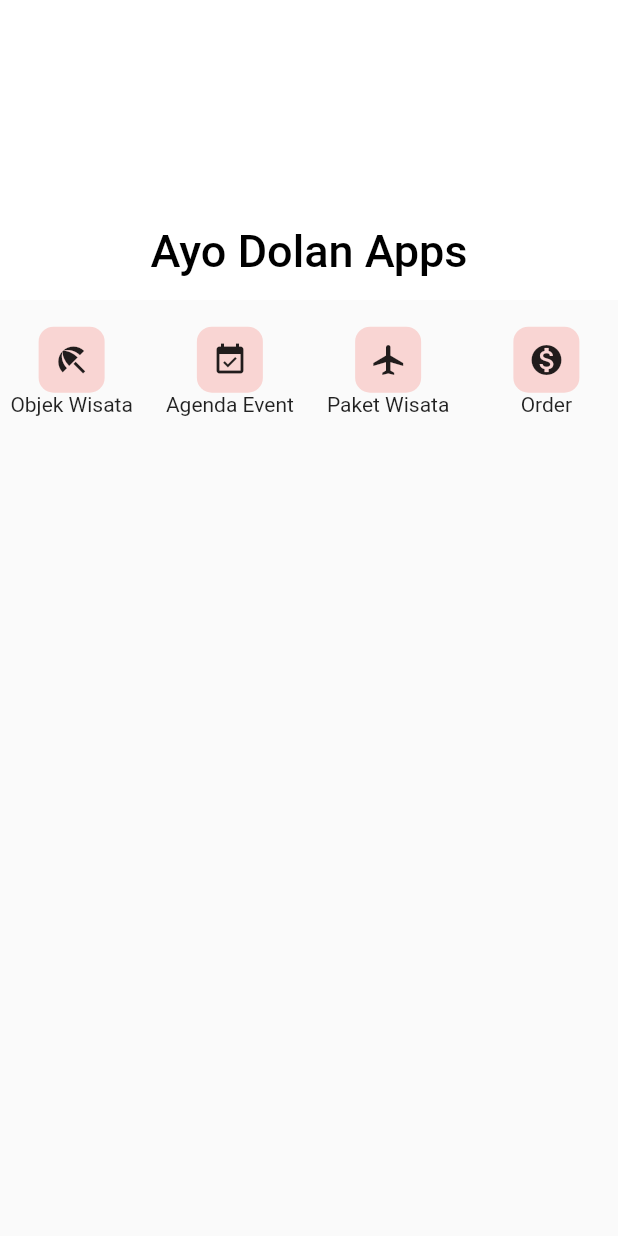
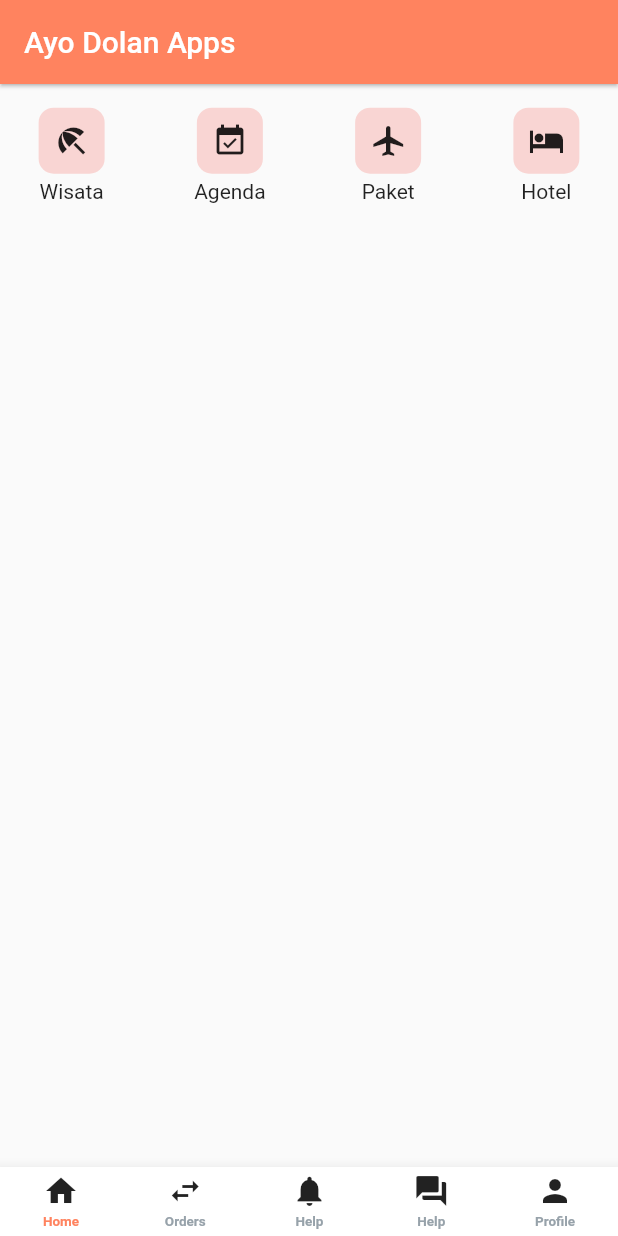
Before and after one commit to addeye/ayodolanapp, a Flutter app: the HomePage screen opened directly, on a phone screen of 412 x 824 dp. Run offline on Flutter 3.47's test engine with Material 2 defaults, Android fonts, the phone set to English and light mode, and no system bars; our stand-ins replace shared_preferences; accounts and stored records are empty.

Commit message:
try fix home layout add footer

```diff
--- /dev/null
+++ b/lib/Contants.dart
@@ -0,0 +1,9 @@
+import 'package:flutter/material.dart';
+
+const Bgcolor = Color(0xFFF2F2F4);
+const DarkBlue = Color(0xFF214495);
+const LightBlue = Color(0xFF2952B5);
+const IconColor = Color(0xFF98A2AA);
+const GreenColor = Color(0xFF00B34C);
+const BottomIcon = Color(0xFF97A2AA);
+const PrimaryColor = Color(0xFFFF835F);
--- a/lib/Home/home.dart
+++ b/lib/Home/home.dart
@@ -1,5 +1,4 @@
-import 'package:ayodolan/Transaksi/buatTransaksi.dart';
-import 'package:ayodolan/Wisata/objekwisata.dart';
+import 'package:ayodolan/contants.dart';
 import 'package:flutter/material.dart';
 import 'package:flutter/painting.dart';
 import 'package:flutter/widgets.dart';
@@ -12,7 +11,7 @@ void main() {
     home: HomePage(),
     initialRoute: '/',
     routes: <String, WidgetBuilder>{
-      '/wisata/objekwisata.dart': (context) => Objekwisata(),
+      // '/wisata/objekwisata.dart': (context) => Objekwisata(),
       //'/second': (context) => SecondHome(),
     },
   ));
@@ -23,24 +22,35 @@ class HomePage extends StatefulWidget {
   _HomePageState createState() => _HomePageState();
 }
 
-
 class _HomePageState extends State<HomePage> {
+  int curridx = 0;
   @override
   Widget build(BuildContext context) {
     return Scaffold(
-
+      appBar: AppBar(
+        backgroundColor: PrimaryColor,
+        elevation: 1.0,
+        title: Text("Ayo Dolan Apps"),
+        automaticallyImplyLeading: false,
+      ),
+      bottomNavigationBar: BottomAppBar(
+        child: Container(
+          height: 46,
+          color: Colors.white,
+          child: Row(
+            mainAxisAlignment: MainAxisAlignment.spaceAround,
+            children: <Widget>[
+              iconBtnAppbar(Icon(Icons.home), "Home", 0),
+              iconBtnAppbar(Icon(Icons.swap_horiz), "Orders", 1),
+              iconBtnAppbar(Icon(Icons.notifications), "Help", 2),
+              iconBtnAppbar(Icon(Icons.question_answer), "Help", 3),
+              iconBtnAppbar(Icon(Icons.person), "Profile", 4),
+            ],
+          ),
+        ),
+      ),
       body: CustomScrollView(
         slivers: <Widget>[
-              SliverAppBar(
-                backgroundColor: Colors.white,
-                expandedHeight: 200.0,
-                flexibleSpace: FlexibleSpaceBar(
-                  centerTitle: true,
-                  title: Text('Ayo Dolan Apps', style: TextStyle(
-                    color: Colors.black,
-                  ), textAlign: TextAlign.left),
-                ),
-              ),
           SliverList(
             delegate: SliverChildListDelegate([
               GridView.count(
@@ -56,23 +66,24 @@ class _HomePageState extends State<HomePage> {
                         Container(
                           decoration: BoxDecoration(
                               color: Colors.red.withOpacity(.2),
-                                borderRadius: BorderRadius.circular(10.0)
-                              ),
+                              borderRadius: BorderRadius.circular(10.0)),
                           child: Padding(
                             padding: const EdgeInsets.all(10.0),
-                                child:
-                                InkWell(
+                            child: InkWell(
                               onTap: () {
                                 Navigator.push(
                                     context,
                                     new MaterialPageRoute(
-                                            builder: (context) => Objekwisata()));
+                                        builder: (context) => LogIn()));
                               },
                               child: Icon(Icons.beach_access),
                             ),
                           ),
                         ),
-                            Text('Objek Wisata', textAlign: TextAlign.center),
+                        SizedBox(
+                          height: 4,
+                        ),
+                        Text('Wisata', textAlign: TextAlign.center),
                       ],
                     ),
                   ),
@@ -83,23 +94,24 @@ class _HomePageState extends State<HomePage> {
                         Container(
                           decoration: BoxDecoration(
                               color: Colors.red.withOpacity(.2),
-                                  borderRadius: BorderRadius.circular(10.0)
-                              ),
+                              borderRadius: BorderRadius.circular(10.0)),
                           child: Padding(
                             padding: const EdgeInsets.all(10.0),
-                                child:
-                                InkWell(
+                            child: InkWell(
                               onTap: () {
                                 Navigator.push(
                                     context,
                                     new MaterialPageRoute(
-                                            builder: (context) => Objekwisata()));
+                                        builder: (context) => LogIn()));
                               },
                               child: Icon(Icons.event_available),
                             ),
                           ),
                         ),
-                            Text('Agenda Event', textAlign: TextAlign.center),
+                        SizedBox(
+                          height: 4,
+                        ),
+                        Text('Agenda', textAlign: TextAlign.center),
                       ],
                     ),
                   ),
@@ -110,23 +122,24 @@ class _HomePageState extends State<HomePage> {
                         Container(
                           decoration: BoxDecoration(
                               color: Colors.red.withOpacity(.2),
-                                  borderRadius: BorderRadius.circular(10.0)
-                              ),
+                              borderRadius: BorderRadius.circular(10.0)),
                           child: Padding(
                             padding: const EdgeInsets.all(10.0),
-                                child:
-                                InkWell(
+                            child: InkWell(
                               onTap: () {
                                 Navigator.push(
                                     context,
                                     new MaterialPageRoute(
-                                            builder: (context) => Objekwisata()));
+                                        builder: (context) => LogIn()));
                               },
                               child: Icon(Icons.airplanemode_active),
                             ),
                           ),
                         ),
-                            Text('Paket Wisata', textAlign: TextAlign.center),
+                        SizedBox(
+                          height: 4,
+                        ),
+                        Text('Paket', textAlign: TextAlign.center),
                       ],
                     ),
                   ),
@@ -137,23 +150,24 @@ class _HomePageState extends State<HomePage> {
                         Container(
                           decoration: BoxDecoration(
                               color: Colors.red.withOpacity(.2),
-                                  borderRadius: BorderRadius.circular(10.0)
-                              ),
+                              borderRadius: BorderRadius.circular(10.0)),
                           child: Padding(
                             padding: const EdgeInsets.all(10.0),
-                                child:
-                                InkWell(
+                            child: InkWell(
                               onTap: () {
                                 Navigator.push(
                                     context,
                                     new MaterialPageRoute(
-                                            builder: (context) => registrasi()));
+                                        builder: (context) => LogIn()));
                               },
-                                  child: Icon(Icons.monetization_on),
+                              child: Icon(Icons.hotel),
                             ),
                           ),
                         ),
-                            Text('Order', textAlign: TextAlign.center),
+                        SizedBox(
+                          height: 4,
+                        ),
+                        Text('Hotel', textAlign: TextAlign.center),
                       ],
                     ),
                   ),
@@ -161,44 +175,35 @@ class _HomePageState extends State<HomePage> {
               ),
             ]),
           ),
+        ],
+      ),
+    );
+  }
 
+  GestureDetector iconBtnAppbar(Widget iconpath, String title, int index) {
+    return GestureDetector(
+      onTap: () {
+        setState(() {
+          curridx = index;
+        });
+      },
+      child: Column(
+        mainAxisAlignment: MainAxisAlignment.center,
+        children: <Widget>[
+          iconpath,
+          SizedBox(
+            height: 3,
+          ),
+          Text(
+            title,
+            style: TextStyle(
+                fontSize: 9,
+                fontWeight:
+                    curridx == index ? FontWeight.w700 : FontWeight.w600,
+                color: curridx == index ? PrimaryColor : BottomIcon),
+          )
         ],
       ),
     );
   }
 }
-class MenuIcon extends StatelessWidget {
-  final IconData icon;
-  final Color iconColor;
-  final String labelMenu;
-
-  MenuIcon({
-    this.icon,
-    this.iconColor,
-    this.labelMenu,
-    Null Function() onPressed,
-});
-
-  @override
-  Widget build(BuildContext context) {
-    return Container(
-        child: Column(
-          mainAxisAlignment: MainAxisAlignment.center,
-          children: <Widget>[
-            Container(
-              decoration: BoxDecoration(
-                color: iconColor.withOpacity(.3),
-                borderRadius: BorderRadius.circular(20.0),
-              ),
-              child: Padding(
-                padding: const EdgeInsets.all(6.1),
-                child: Icon(icon, color: iconColor),
-              ),
-            ),
-            SizedBox(height: 10),
-            Text(labelMenu)
-          ],
-        )
-    );
-  }
-}
```
Also changed, not shown: lib/SignUp/signUpScreen.dart (+16 -19 lines), lib/api/api.dart (+15 -17 lines). Lines whose indentation alone changed are shown as unchanged.
